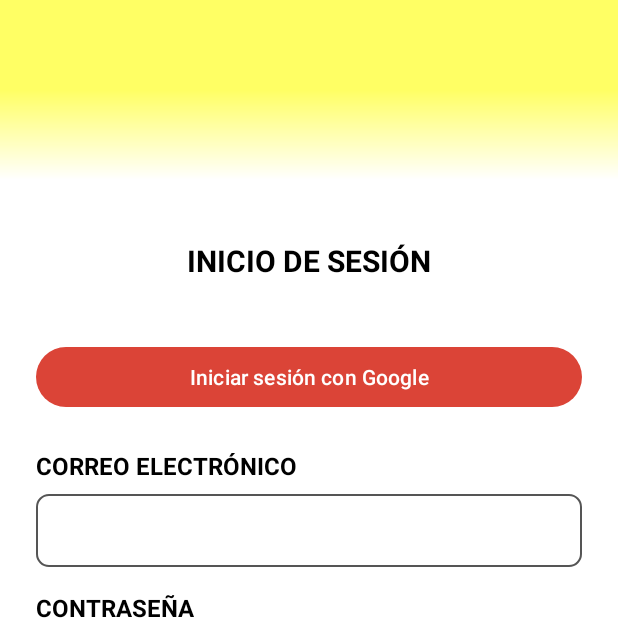
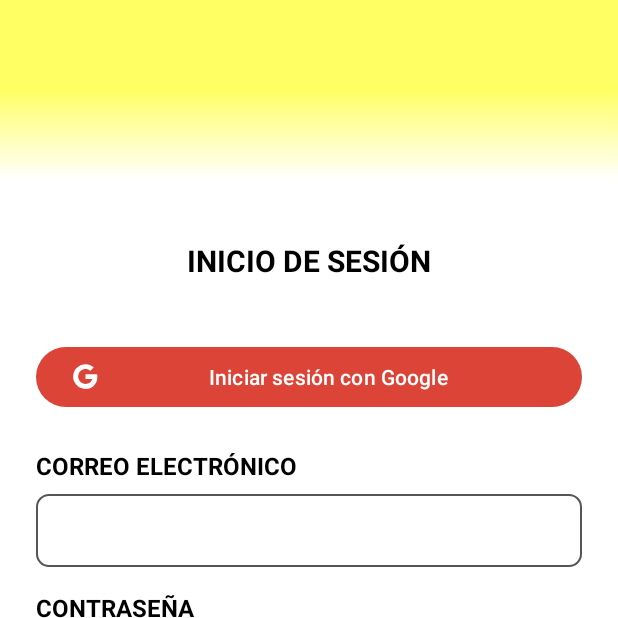
Before and after one commit to omargba/app_letra_musica, an Android app built with Jetpack Compose: the LoginActivity screen opened directly, with no data from a screen before it, on a phone screen of 412 x 824 dp, the top half of it. Run offline under Robolectric (Android 15) with nearby library versions, the phone set to English and light mode, and no system bars.

```diff
--- /dev/null
+++ b/app/src/main/res/drawable/ic_googlepro.xml
@@ -0,0 +1,18 @@
+<vector xmlns:android="http://schemas.android.com/apk/res/android"
+    android:width="24dp"
+    android:height="24dp"
+    android:viewportWidth="24"
+    android:viewportHeight="24">
+  <path
+      android:pathData="M22.56,12.25c0,-0.78 -0.07,-1.53 -0.2,-2.25H12v4.26h5.92c-0.26,1.37 -1.04,2.53 -2.21,3.31v2.77h3.57c2.08,-1.92 3.28,-4.74 3.28,-8.09z"
+      android:fillColor="#FFFFFF"/>
+  <path
+      android:pathData="M12,23c2.97,0 5.46,-0.98 7.28,-2.66l-3.57,-2.77c-0.98,0.66 -2.23,1.06 -3.71,1.06 -2.86,0 -5.29,-1.93 -6.16,-4.53H2.18v2.84C3.99,20.53 7.7,23 12,23z"
+      android:fillColor="#FFFFFF"/>
+  <path
+      android:pathData="M5.84,14.09c-0.22,-0.66 -0.35,-1.36 -0.35,-2.09s0.13,-1.43 0.35,-2.09V7.07H2.18C1.43,8.55 1,10.22 1,12s0.43,3.45 1.18,4.93l2.85,-2.22 0.81,-0.62z"
+      android:fillColor="#FFFFFF"/>
+  <path
+      android:pathData="M12,5.38c1.62,0 3.06,0.56 4.21,1.64l3.15,-3.15C17.45,2.09 14.97,1 12,1 7.7,1 3.99,3.47 2.18,7.07l3.66,2.84c0.87,-2.6 3.3,-4.53 6.16,-4.53z"
+      android:fillColor="#FFFFFF"/>
+</vector>
--- a/app/src/main/res/layout/activity_login.xml
+++ b/app/src/main/res/layout/activity_login.xml
@@ -51,10 +51,13 @@
             android:textAllCaps="false"
             android:textColor="#FFFFFF"
             app:backgroundTint="#DB4437"
+            app:icon="@drawable/ic_googlepro"
+            app:iconTint="@null"
             app:layout_constraintTop_toBottomOf="@id/tvTitle"
             app:layout_constraintStart_toStartOf="parent"
             app:layout_constraintEnd_toEndOf="parent"
             android:layout_marginTop="40dp" />
+
 
         <!-- Label Email -->
         <TextView
```
Also changed, not shown: app/src/main/res/drawable/ic_google.xml (added, +40 -0 lines), app/src/main/res/drawable/google.svg (added).
